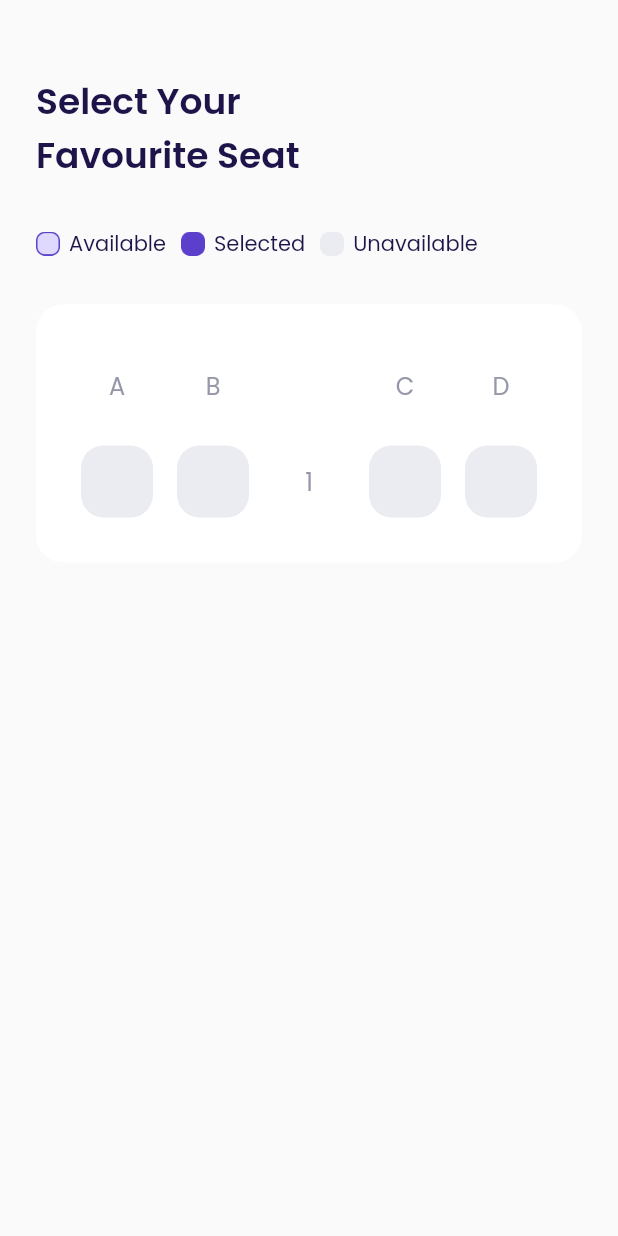
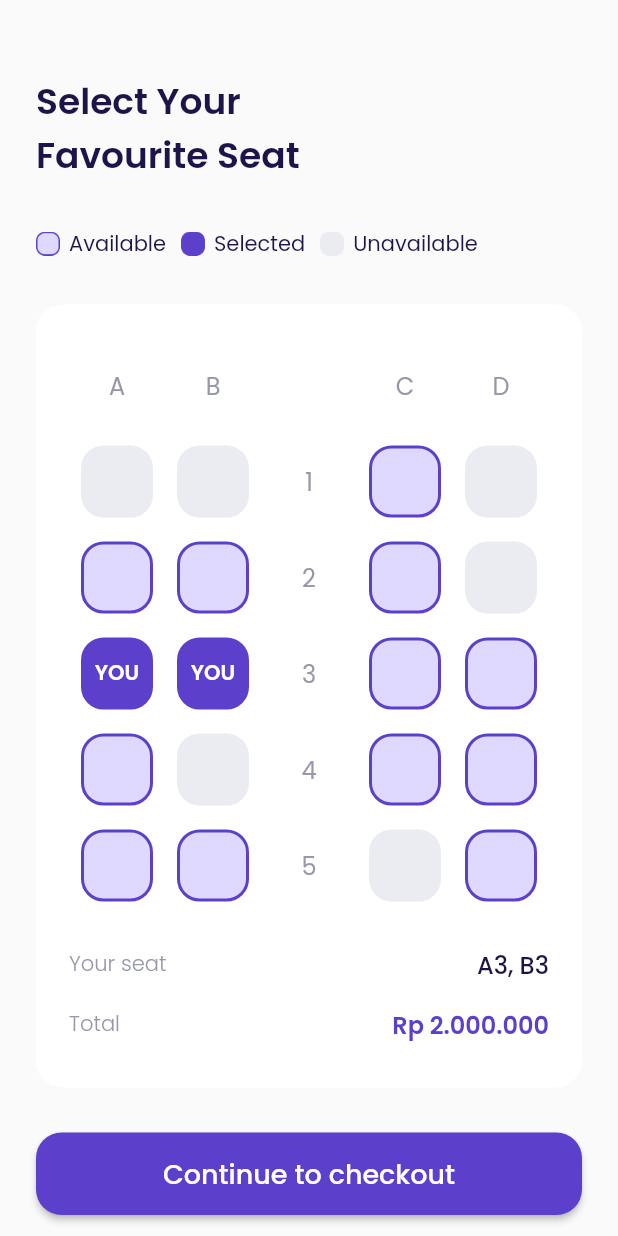
Before and after one commit to uzifauzi/Airplane-App, a Flutter app: the ChooseSeatPage screen opened directly, on a phone screen of 412 x 824 dp. Run offline on Flutter 3.47's test engine with Material 2 defaults, Android fonts, the phone set to English and light mode, and no system bars; our stand-ins replace google_fonts; missing offline and left inert: dart:ffi.

Commit message:
refactor: finish choose seat page

```diff
--- a/lib/shared/theme.dart
+++ b/lib/shared/theme.dart
@@ -13,6 +13,7 @@ Color kRedColor = Color(0xffEB70A5);
 Color kBackgroundColor = Color(0xffFAFAFA);
 Color kInactiveColor = Color(0xffDBD7EC);
 Color transparentColor = Colors.transparent;
+Color kavailableColor = Color(0xffE0D9FF);
 Color kunavailableColor = Color(0xffEBECF1);
 TextStyle blackTextStyle = GoogleFonts.poppins(
   color: kBlackColor,
--- a/lib/ui/pages/choose_seat_page.dart
+++ b/lib/ui/pages/choose_seat_page.dart
@@ -1,4 +1,6 @@
 import 'package:airplane_app/shared/theme.dart';
+import 'package:airplane_app/ui/widgets/custom_button.dart';
+import 'package:airplane_app/ui/widgets/seat_item.dart';
 import 'package:flutter/material.dart';
 
 class ChooseSeatPage extends StatelessWidget {
@@ -164,7 +166,7 @@ class ChooseSeatPage extends StatelessWidget {
               ],
             ),
 
-            // INI SEAT
+            // INI SEAT 1
             Container(
               margin: EdgeInsets.only(
                 top: 16,
@@ -172,23 +174,11 @@ class ChooseSeatPage extends StatelessWidget {
               child: Row(
                 mainAxisAlignment: MainAxisAlignment.spaceAround,
                 children: [
-                  Container(
-                    width: 48,
-                    height: 48,
-                    decoration: BoxDecoration(
-                        color: kunavailableColor,
-                        borderRadius: BorderRadius.circular(
-                          15,
-                        )),
+                  SeatItem(
+                    status: 2,
                   ),
-                  Container(
-                    width: 48,
-                    height: 48,
-                    decoration: BoxDecoration(
-                        color: kunavailableColor,
-                        borderRadius: BorderRadius.circular(
-                          15,
-                        )),
+                  SeatItem(
+                    status: 2,
                   ),
                   Container(
                     width: 48,
@@ -201,28 +191,219 @@ class ChooseSeatPage extends StatelessWidget {
                       ),
                     )),
                   ),
-                  Container(
-                    width: 48,
-                    height: 48,
-                    decoration: BoxDecoration(
-                        color: kunavailableColor,
-                        borderRadius: BorderRadius.circular(
-                          15,
-                        )),
+                  SeatItem(
+                    status: 0,
+                  ),
+                  SeatItem(
+                    status: 2,
+                  ),
+                ],
+              ),
+            ),
+
+            // INI SEAT 2
+            Container(
+              margin: EdgeInsets.only(
+                top: 16,
+              ),
+              child: Row(
+                mainAxisAlignment: MainAxisAlignment.spaceAround,
+                children: [
+                  SeatItem(
+                    status: 0,
+                  ),
+                  SeatItem(
+                    status: 0,
                   ),
                   Container(
                     width: 48,
                     height: 48,
-                    decoration: BoxDecoration(
-                        color: kunavailableColor,
-                        borderRadius: BorderRadius.circular(
-                          15,
-                        )),
+                    child: Center(
+                        child: Text(
+                      '2',
+                      style: greyTextStyle.copyWith(
+                        fontSize: 16,
+                      ),
+                    )),
                   ),
+                  SeatItem(
+                    status: 0,
+                  ),
+                  SeatItem(
+                    status: 2,
+                  ),
+                ],
+              ),
+            ),
+
+            // INI SEAT 3
+            Container(
+              margin: EdgeInsets.only(
+                top: 16,
+              ),
+              child: Row(
+                mainAxisAlignment: MainAxisAlignment.spaceAround,
+                children: [
+                  SeatItem(
+                    status: 1,
+                  ),
+                  SeatItem(
+                    status: 1,
+                  ),
+                  Container(
+                    width: 48,
+                    height: 48,
+                    child: Center(
+                        child: Text(
+                      '3',
+                      style: greyTextStyle.copyWith(
+                        fontSize: 16,
+                      ),
+                    )),
+                  ),
+                  SeatItem(
+                    status: 0,
+                  ),
+                  SeatItem(
+                    status: 0,
+                  ),
+                ],
+              ),
+            ),
+
+            // INI SEAT 4
+            Container(
+              margin: EdgeInsets.only(
+                top: 16,
+              ),
+              child: Row(
+                mainAxisAlignment: MainAxisAlignment.spaceAround,
+                children: [
+                  SeatItem(
+                    status: 0,
+                  ),
+                  SeatItem(
+                    status: 2,
+                  ),
+                  Container(
+                    width: 48,
+                    height: 48,
+                    child: Center(
+                        child: Text(
+                      '4',
+                      style: greyTextStyle.copyWith(
+                        fontSize: 16,
+                      ),
+                    )),
+                  ),
+                  SeatItem(
+                    status: 0,
+                  ),
+                  SeatItem(
+                    status: 0,
+                  ),
+                ],
+              ),
+            ),
+
+            // INI SEAT 5
+            Container(
+              margin: EdgeInsets.only(
+                top: 16,
+              ),
+              child: Row(
+                mainAxisAlignment: MainAxisAlignment.spaceAround,
+                children: [
+                  SeatItem(
+                    status: 0,
+                  ),
+                  SeatItem(
+                    status: 0,
+                  ),
+                  Container(
+                    width: 48,
+                    height: 48,
+                    child: Center(
+                        child: Text(
+                      '5',
+                      style: greyTextStyle.copyWith(
+                        fontSize: 16,
+                      ),
+                    )),
+                  ),
+                  SeatItem(
+                    status: 2,
+                  ),
+                  SeatItem(
+                    status: 0,
+                  ),
+                ],
+              ),
+            ),
+
+            // NOTE: YOUR SEAT
+            Container(
+              margin: EdgeInsets.only(
+                top: 30,
+              ),
+              child: Row(
+                mainAxisAlignment: MainAxisAlignment.spaceBetween,
+                children: [
+                  Text(
+                    'Your seat',
+                    style: greyTextStyle.copyWith(
+                      fontWeight: light,
+                    ),
+                  ),
+                  Text(
+                    'A3, B3',
+                    style: blackTextStyle.copyWith(
+                      fontSize: 16,
+                      fontWeight: medium,
+                    ),
+                  )
+                ],
+              ),
+            ),
+
+            // NOTE: TOTAL
+            Container(
+              margin: EdgeInsets.only(
+                top: 16,
+              ),
+              child: Row(
+                mainAxisAlignment: MainAxisAlignment.spaceBetween,
+                children: [
+                  Text(
+                    'Total',
+                    style: greyTextStyle.copyWith(
+                      fontWeight: light,
+                    ),
+                  ),
+                  Text(
+                    'Rp 2.000.000',
+                    style: purpleTextStyle.copyWith(
+                      fontSize: 16,
+                      fontWeight: semiBold,
+                    ),
+                  )
                 ],
               ),
             )
           ],
+        ),
+      );
+    }
+
+    Widget checkoutButton() {
+      return Container(
+        margin: EdgeInsets.only(
+          top: 30,
+          bottom: 46,
+        ),
+        child: CustomButton(
+          title: 'Continue to checkout',
+          onPressed: () {},
         ),
       );
     }
@@ -236,6 +417,7 @@ class ChooseSeatPage extends StatelessWidget {
             title(),
             seatStatus(),
             selectSeat(),
+            checkoutButton(),
           ],
         ),
       ),
--- /dev/null
+++ b/lib/ui/widgets/seat_item.dart
@@ -0,0 +1,75 @@
+import 'package:airplane_app/shared/theme.dart';
+import 'package:flutter/material.dart';
+
+class SeatItem extends StatelessWidget {
+  final int status;
+
+  const SeatItem({
+    super.key,
+    required this.status,
+  });
+
+  @override
+  Widget build(BuildContext context) {
+    backgroundColor() {
+      switch (status) {
+        case 0:
+          return kavailableColor;
+
+        case 1:
+          return kPrimaryColor;
+        case 2:
+          return kunavailableColor;
+        default:
+          return kavailableColor;
+      }
+    }
+
+    borderColor() {
+      switch (status) {
+        case 0:
+          return kPrimaryColor;
+        case 1:
+          return kPrimaryColor;
+        case 2:
+          return kunavailableColor;
+        default:
+          return kunavailableColor;
+      }
+    }
+
+    child() {
+      switch (status) {
+        case 0:
+          return SizedBox();
+        case 1:
+          return Center(
+              child: Text(
+            'YOU',
+            style: whiteTextStyle.copyWith(
+              fontWeight: semiBold,
+            ),
+          ));
+        case 2:
+          return SizedBox();
+        default:
+          return SizedBox();
+      }
+    }
+
+    return Container(
+      width: 48,
+      height: 48,
+      decoration: BoxDecoration(
+          color: backgroundColor(),
+          border: Border.all(
+            color: borderColor(),
+            width: 2,
+          ),
+          borderRadius: BorderRadius.circular(
+            15,
+          )),
+      child: child(),
+    );
+  }
+}
```
